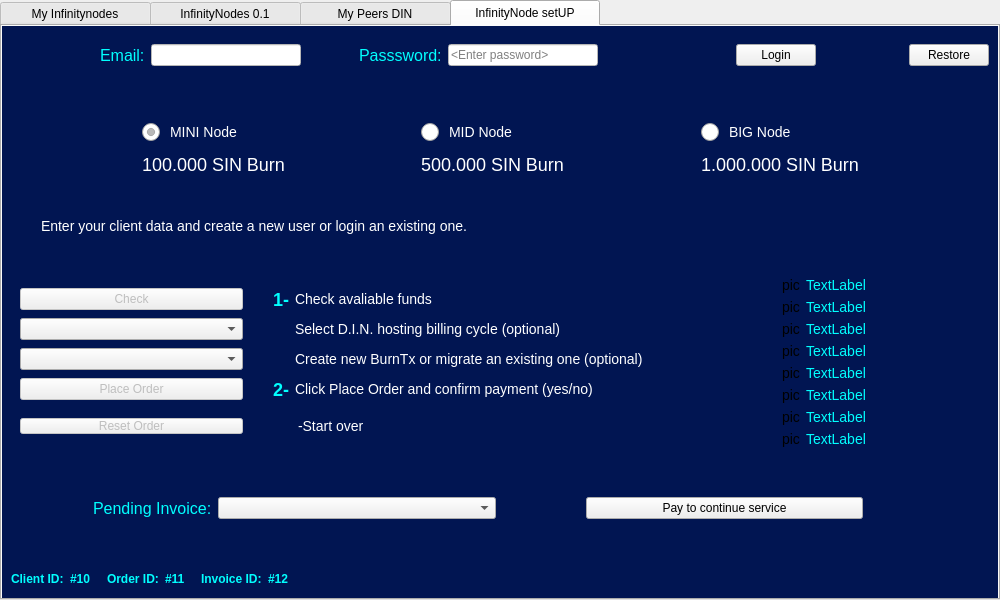
The window that src/qt/forms/masternodelist.ui (hardwarewise/SIN-core) describes before a commit, drawn with Qt 5.
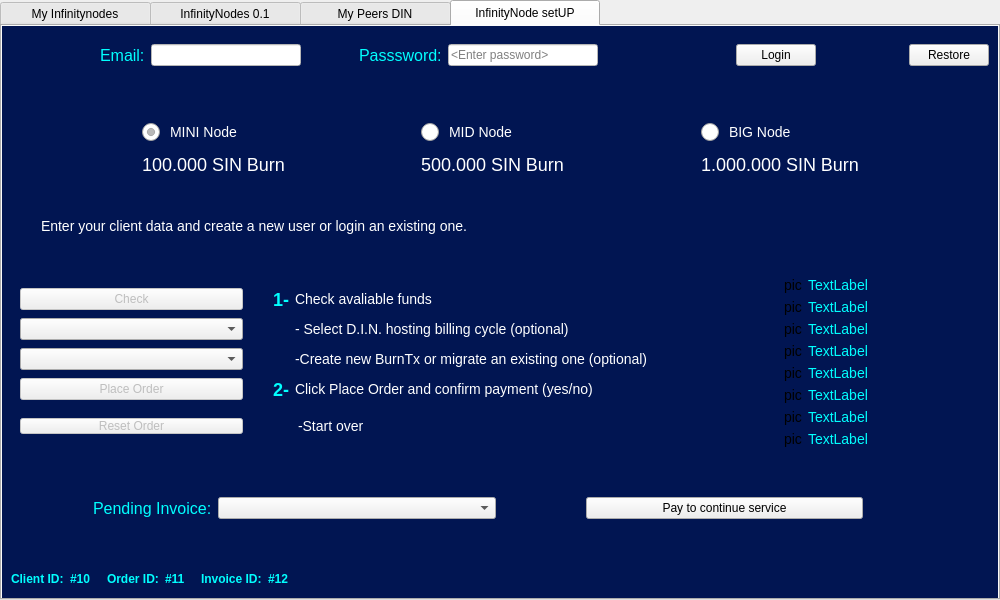
The same window after the commit. Icons and pictures are not drawn.

```diff
--- a/src/qt/forms/masternodelist.ui
+++ b/src/qt/forms/masternodelist.ui
@@ -1063,7 +1063,7 @@
 font-size: 14px;</string>
                 </property>
                 <property name="text">
-                 <string>Select D.I.N. hosting billing cycle (optional)</string>
+                 <string>- Select D.I.N. hosting billing cycle (optional)</string>
                 </property>
                </widget>
               </item>
@@ -1132,7 +1132,7 @@
 font-size: 14px;</string>
                 </property>
                 <property name="text">
-                 <string>Create new BurnTx or migrate an existing one (optional)</string>
+                 <string>-Create new BurnTx or migrate an existing one (optional)</string>
                 </property>
                </widget>
               </item>
```
